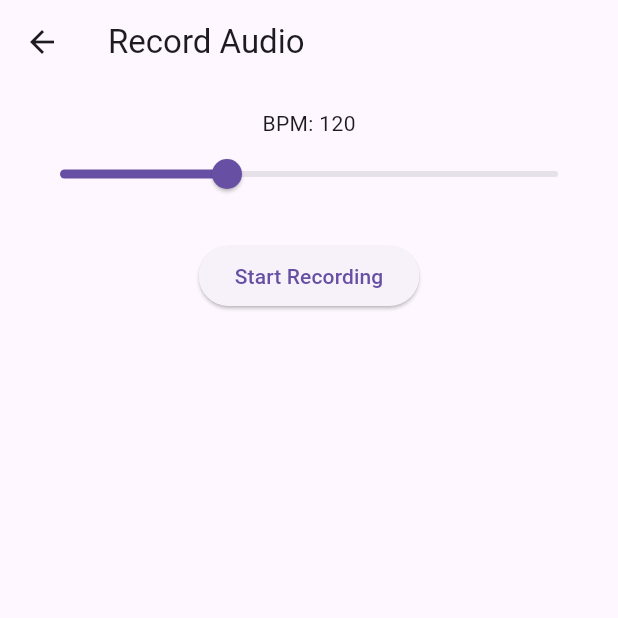
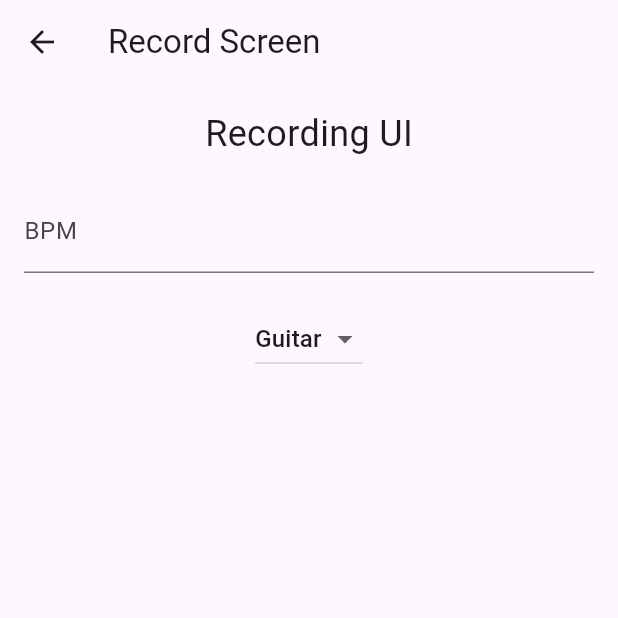
Before and after one commit to ivankiselev89/Autotab, a Flutter app: the RecordScreen screen opened directly, on a phone screen of 412 x 824 dp, the top half of it. Run offline on Flutter 3.47's test engine with Material 3 defaults, Android fonts, the phone set to English and light mode, and no system bars; our stand-ins replace permission_handler.

Commit message:
Create RecordScreen widget with recording UI, BPM input field, and instrument selection dropdown

```diff
--- a/lib/screens/record_screen.dart
+++ b/lib/screens/record_screen.dart
@@ -7,36 +7,42 @@ class RecordScreen extends StatefulWidget {
 
 class _RecordScreenState extends State<RecordScreen> {
   double bpm = 120.0;
+  String selectedInstrument = 'Guitar';
+  final List<String> instruments = ['Guitar', 'Piano', 'Drums', 'Violin'];
 
   @override
   Widget build(BuildContext context) {
     return Scaffold(
-      appBar: AppBar(
-        title: Text('Record Audio'),
-      ),
+      appBar: AppBar(title: Text('Record Screen')),
       body: Padding(
         padding: const EdgeInsets.all(16.0),
         child: Column(
-          children: <Widget>[
-            Text('BPM: ${bpm.toStringAsFixed(0)}'),
-            Slider(
-              value: bpm,
-              min: 60,
-              max: 240,
-              divisions: 180,
-              label: bpm.toStringAsFixed(0),
-              onChanged: (newBPM) {
-                setState(() {
-                  bpm = newBPM;
-                });
+          children: [
+            Text('Recording UI', style: TextStyle(fontSize: 24)),
+            SizedBox(height: 20),
+            TextField(
+              decoration: InputDecoration(
+                labelText: 'BPM',
+              ),
+              keyboardType: TextInputType.number,
+              onChanged: (value) {
+                bpm = double.tryParse(value) ?? bpm;
               },
             ),
             SizedBox(height: 20),
-            ElevatedButton(
-              onPressed: () {
-                // Add audio recording functionality here
+            DropdownButton<String>(
+              value: selectedInstrument,
+              onChanged: (String? newValue) {
+                setState(() {
+                  selectedInstrument = newValue!;
+                });
               },
-              child: Text('Start Recording'),
+              items: instruments.map<DropdownMenuItem<String>>((String instrument) {
+                return DropdownMenuItem<String>(
+                  value: instrument,
+                  child: Text(instrument),
+                );
+              }).toList(),
             ),
           ],
         ),
```
